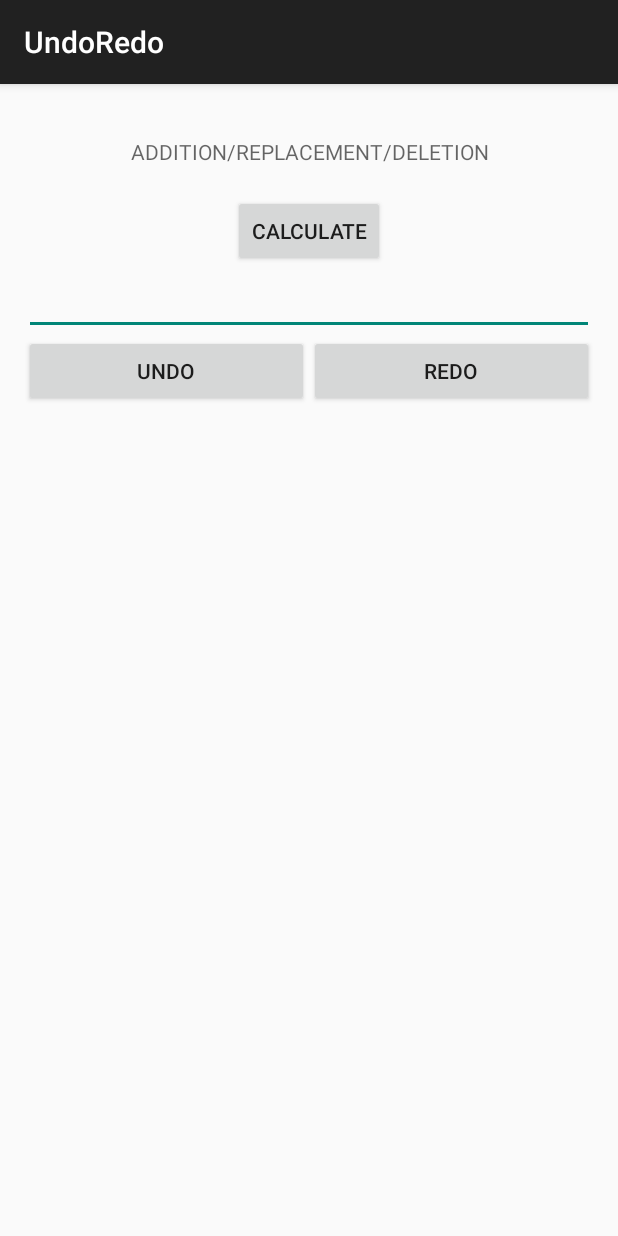
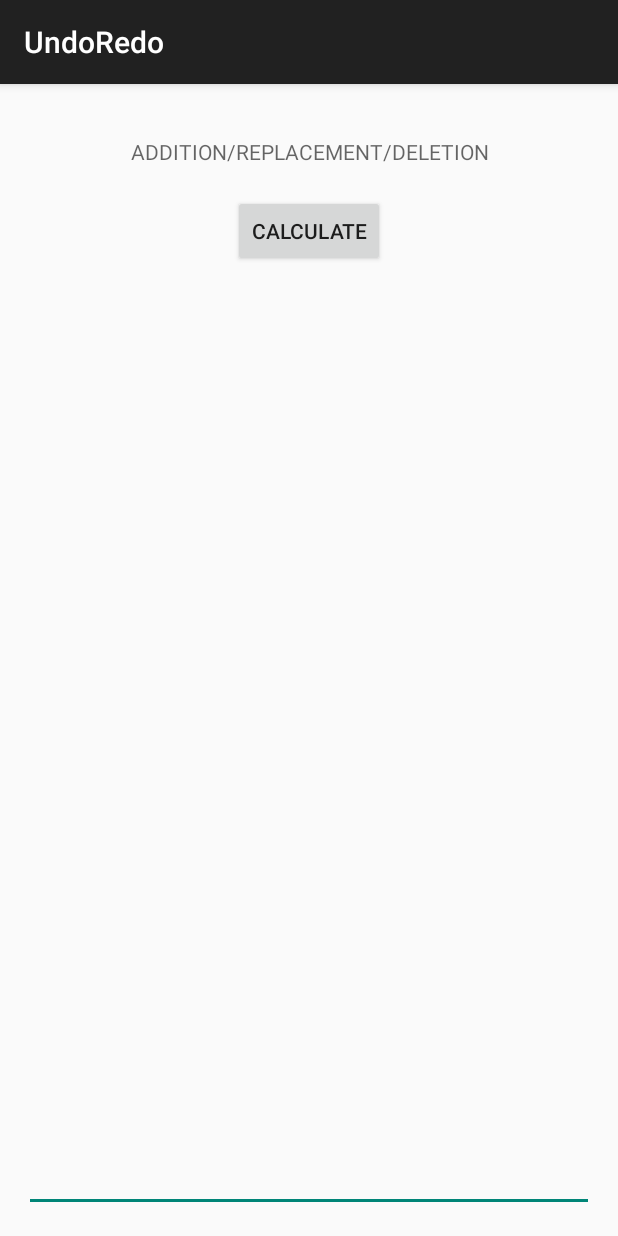
Before and after one commit to PPartisan/RunDo, an Android app: the screen it shows after launch (MainActivity), on a phone screen of 412 x 824 dp. Run offline under Robolectric (Android 15) with nearby library versions, the phone set to English and light mode, and no system bars.

Commit message:
Working, with examples. Ready for implementation. Requires optimisation.

```diff
--- a/app/src/main/res/layout/activity_main.xml
+++ b/app/src/main/res/layout/activity_main.xml
@@ -39,8 +39,8 @@
 
     <EditText
         android:layout_width="match_parent"
-        android:layout_height="wrap_content"
-        android:maxLines="4"
+        android:layout_height="match_parent"
+        android:inputType="textCapSentences"
         android:id="@+id/test_edit_text"
         android:layout_below="@+id/text_output_button"/>
 
```
Also changed, not shown: app/src/main/java/com/werdpressed/partisan/undoredo/UndoRedoMixer.java (+0 -12 lines).
